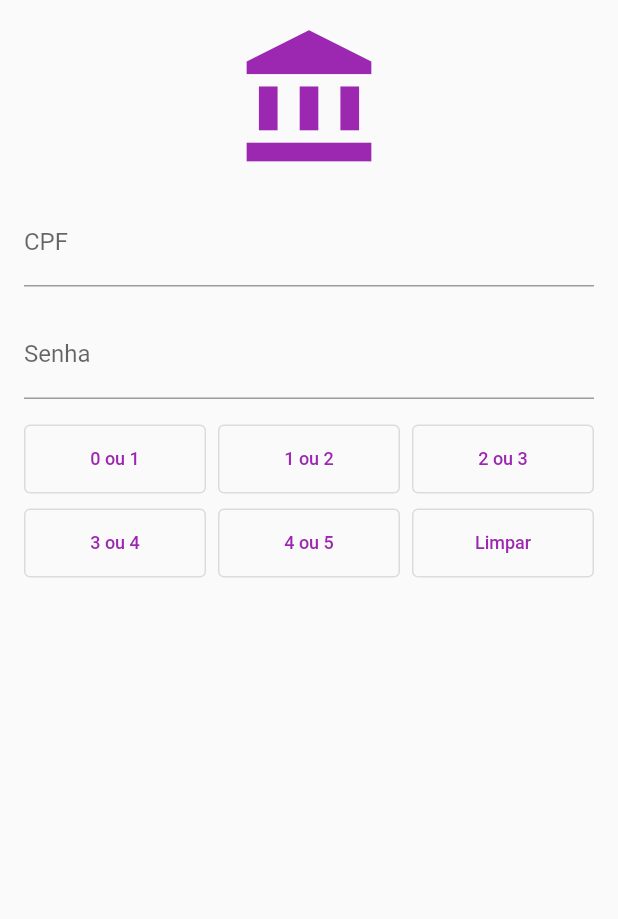
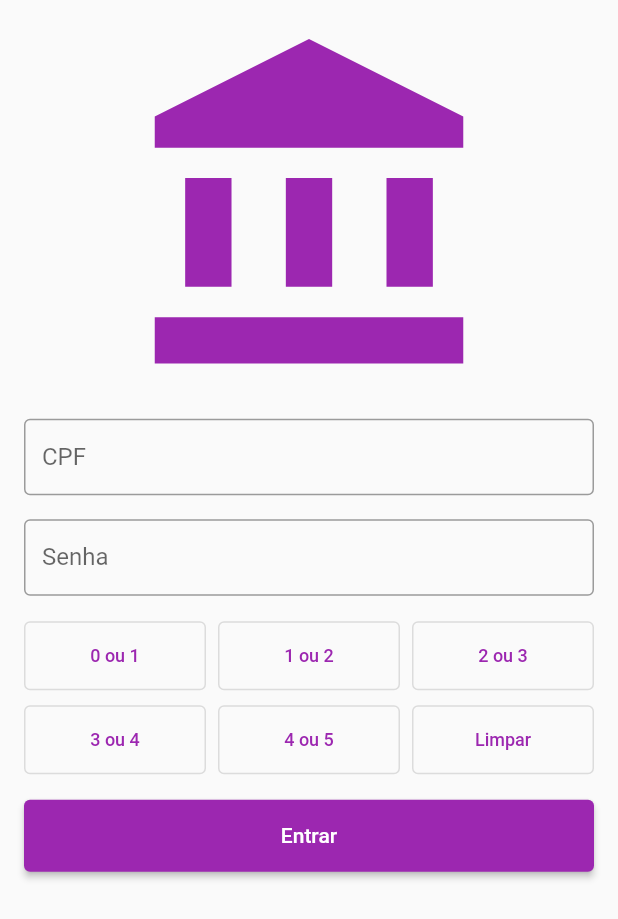
Before and after one commit to EmanoelV/login_bank_flow, a Flutter app: the screen it shows after launch, on a phone screen of 412 x 824 dp. Shown: the top 919 px of the screen. Run offline on Flutter 3.47's test engine with Material 2 defaults, Android fonts, the phone set to English and light mode, and no system bars; our stand-ins replace dio, get.

Commit message:
update layout

```diff
--- a/lib/app/modules/login/login_page.dart
+++ b/lib/app/modules/login/login_page.dart
@@ -17,11 +17,11 @@ class LoginPage extends StatelessWidget {
         body: SafeArea(
       child: Padding(
         padding: const EdgeInsets.all(16.0),
-        child: Column(
+        child: ListView(
           children: [
             Icon(
               Icons.account_balance,
-              size: 100,
+              size: MediaQuery.of(context).size.height * .3,
               color: Theme.of(context).primaryColor,
             ),
             SizedBox(height: 16),
@@ -33,7 +33,14 @@ class LoginPage extends StatelessWidget {
               labelText: "Senha",
             ),
             SizedBox(height: 16),
-            KeyboardKeys(keys: _defaultKeys)
+            KeyboardKeys(keys: _defaultKeys),
+            SizedBox(height: 16),
+            ElevatedButton(
+                onPressed: () {},
+                child: Padding(
+                  padding: const EdgeInsets.symmetric(vertical: 16),
+                  child: Text('Entrar'),
+                ))
           ],
         ),
       ),
--- a/lib/app/widgets/input.dart
+++ b/lib/app/widgets/input.dart
@@ -3,7 +3,11 @@ import 'package:flutter/services.dart';
 
 class Input extends TextFormField {
   static InputDecoration _decoration({String? labelText, String? hintText}) =>
-      InputDecoration(labelText: labelText, hintText: hintText);
+      InputDecoration(
+          labelText: labelText,
+          hintText: hintText,
+          isDense: true,
+          border: OutlineInputBorder());
 
   Input(
       {Function(String?)? onSaved,
```
